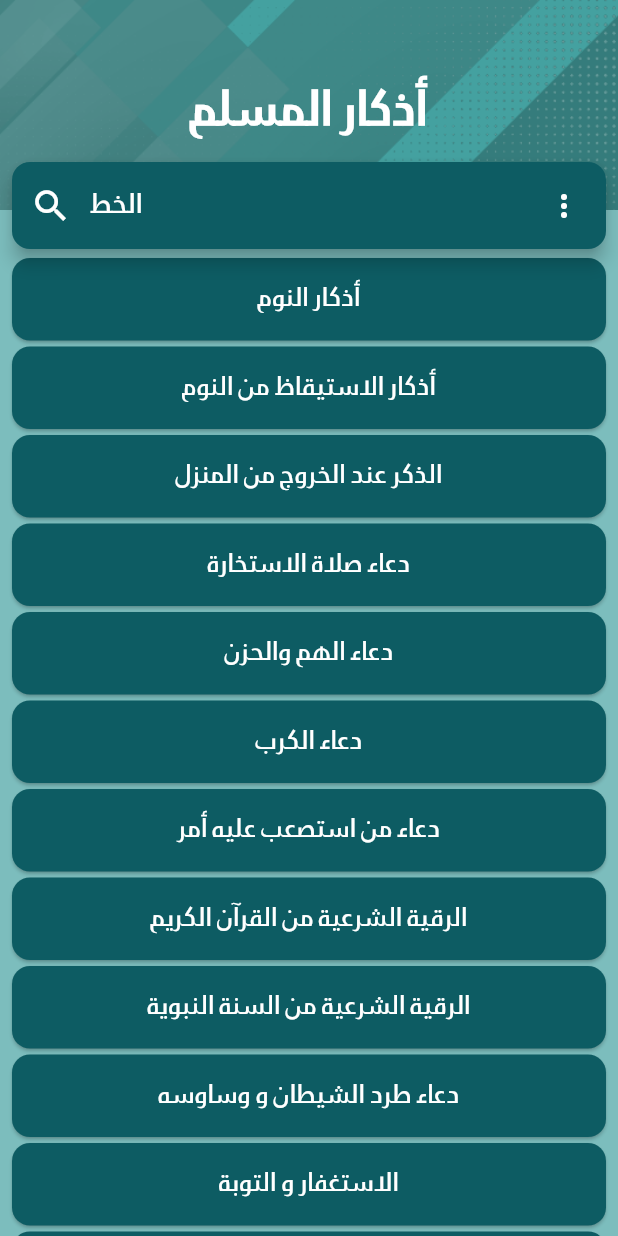
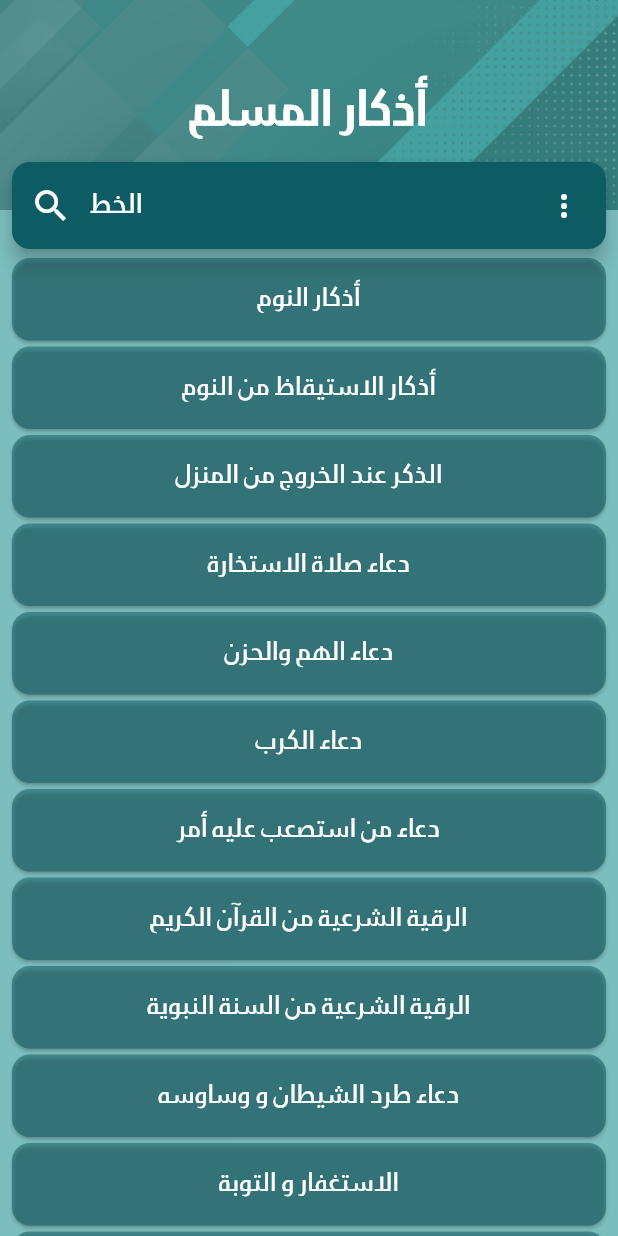
Before and after one commit to itiswd/Latest-Paqyat, a Flutter app: the Azzkar screen opened directly, on a phone screen of 412 x 824 dp. Run offline on Flutter 3.47's test engine with Material 3 defaults, Android fonts, the phone set to English and light mode, and no system bars; our stand-ins replace adhan, animate_do, audioplayers, cached_network_image, flutter_spinkit, hijri and 5 more; missing offline and left inert: flutter_islamic_icons, quran; accounts and stored records are empty; network calls fail.

Commit message:
Update UI elements for better visibility and spacing
- Adjusted the opacity of card colors in the Azkar page to improve readability.
- Increased the height of the SizedBox in the MuslimTube page to provide more space between elements, enhancing the overall layout.
- Added horizontal padding to a container in the Quran page to ensure better spacing and visual consistency.

```diff
--- a/lib/pages/azkar.dart
+++ b/lib/pages/azkar.dart
@@ -466,7 +466,7 @@ class _AzzkarState extends State<Azzkar> {
                                   });
                                 },
                                 child: Card(
-                                  color: itemColor,
+                                  color: itemColor!.withOpacity(0.5),
                                   margin: EdgeInsets.only(
                                     top: 4,
                                     right: 8,
--- a/lib/pages/muslimtube.dart
+++ b/lib/pages/muslimtube.dart
@@ -293,7 +293,7 @@ class _MuslimState extends State<Muslim> {
                   ],
                 ),
                 const SizedBox(
-                  height: 40,
+                  height: 100,
                 ),
               ],
             ),
--- a/lib/quran.dart
+++ b/lib/quran.dart
@@ -295,6 +295,7 @@ class _QrrrState extends State<Qrrr> {
                 right: 0.0,
                 child: Container(
                   margin: const EdgeInsets.all(8.0),
+                  padding: const EdgeInsets.symmetric(horizontal: 8.0),
                   decoration: BoxDecoration(
                     color: itemColor!,
                     borderRadius: BorderRadius.circular(64.0),
```
